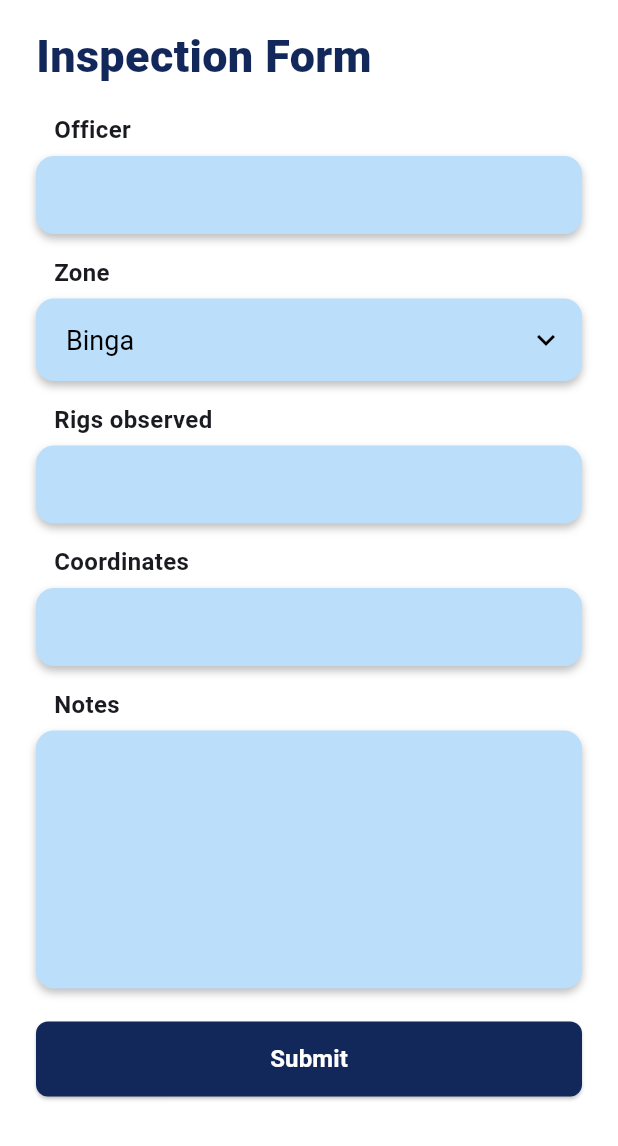
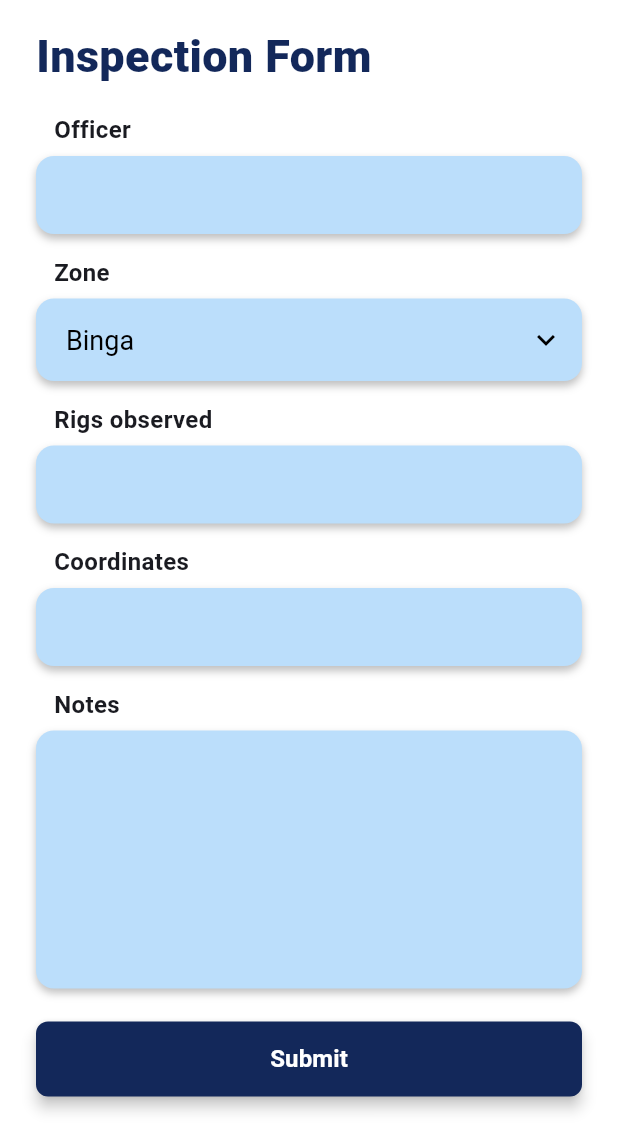
Before and after one commit to vionamkyalo/vespermobile, a Flutter app: the InspectionFormScreen screen opened by its route, on a phone screen of 412 x 824 dp, the part 90-1236 px from its top. Run offline on Flutter 3.47's test engine with Material 3 defaults, Android fonts, the phone set to English and light mode, and no system bars; our stand-ins replace sqflite; accounts and stored records are empty.

Commit message:
resolved pr conflicts

```diff
--- a/lib/app/app.dart
+++ b/lib/app/app.dart
@@ -2,9 +2,7 @@ import 'package:flutter/material.dart';
 
 import '../core/theme/app_theme.dart';
 import 'routes.dart';
-import '../features/forms/inspection_form_screen.dart';
 import '../features/home/home_shell.dart';
-
 
 class VesperApp extends StatelessWidget {
   const VesperApp({super.key});
--- a/lib/core/theme/app_theme.dart
+++ b/lib/core/theme/app_theme.dart
@@ -13,7 +13,6 @@ class AppTheme {
       primary: AppColors.navy,
       secondary: AppColors.cyan,
       surface: AppColors.white,
-
     ),
   );
 }
--- a/lib/core/widgets/buttons.dart
+++ b/lib/core/widgets/buttons.dart
@@ -1,35 +1,55 @@
 import 'package:flutter/material.dart';
-import '../../core/theme/app_colors.dart';
 
-class VesperButton extends StatelessWidget {
-  final String label;
-  final VoidCallback onPressed;
-  final bool isLoading;
-  final bool isSecondary;
+import '../theme/app_colors.dart';
 
-  const VesperButton({
+class PrimaryButton extends StatelessWidget {
+  const PrimaryButton({
     super.key,
     required this.label,
     required this.onPressed,
+    this.busy = false,
     this.isLoading = false,
     this.isSecondary = false,
   });
 
+  final String label;
+  final VoidCallback? onPressed;
+
+  final bool busy;
+
+  final bool isLoading;
+
+  final bool isSecondary;
+
+  bool get _loading => busy || isLoading;
+
   @override
   Widget build(BuildContext context) {
+    final background = isSecondary ? AppColors.sky : AppColors.navy;
+
     return SizedBox(
       width: double.infinity,
       height: 50,
       child: ElevatedButton(
+        onPressed: _loading ? null : onPressed,
         style: ElevatedButton.styleFrom(
-          backgroundColor: isSecondary ? AppColors.sky : AppColors.navy,
+          backgroundColor: background,
+          disabledBackgroundColor: background.withValues(alpha: 0.6),
+          foregroundColor: Colors.white,
+          elevation: 4,
           shape: RoundedRectangleBorder(
             borderRadius: BorderRadius.circular(8),
           ),
         ),
-        onPressed: isLoading ? null : onPressed,
-        child: isLoading
-            ? const CircularProgressIndicator(color: Colors.white)
+        child: _loading
+            ? const SizedBox(
+                height: 20,
+                width: 20,
+                child: CircularProgressIndicator(
+                  strokeWidth: 2,
+                  color: Colors.white,
+                ),
+              )
             : Text(
                 label,
                 style: const TextStyle(
@@ -43,10 +63,12 @@ class VesperButton extends StatelessWidget {
   }
 }
 
-feature/my-reports
-
 class AccentButton extends StatelessWidget {
-  const AccentButton({super.key, required this.label, required this.onPressed});
+  const AccentButton({
+    super.key,
+    required this.label,
+    required this.onPressed,
+  });
 
   final String label;
   final VoidCallback? onPressed;
@@ -60,7 +82,9 @@ class AccentButton extends StatelessWidget {
         foregroundColor: AppColors.navy,
         elevation: 3,
         padding: const EdgeInsets.symmetric(horizontal: 14, vertical: 14),
-        shape: RoundedRectangleBorder(borderRadius: BorderRadius.circular(10)),
+        shape: RoundedRectangleBorder(
+          borderRadius: BorderRadius.circular(10),
+        ),
       ),
       child: Text(
         label,
@@ -69,25 +93,3 @@ class AccentButton extends StatelessWidget {
     );
   }
 }
-class PrimaryButton extends StatelessWidget {
-  final String label;
-  final bool busy;
-  final VoidCallback onPressed;
-
-  const PrimaryButton({
-    super.key,
-    required this.label,
-    this.busy = false,
-    required this.onPressed,
-  });
-
-  @override
-  Widget build(BuildContext context) {
-    return VesperButton(
-      label: label,
-      isLoading: busy,
-      onPressed: onPressed,
-    );
-  }
-}
-develop
--- a/lib/core/widgets/inputs.dart
+++ b/lib/core/widgets/inputs.dart
@@ -1,4 +1,5 @@
 import 'package:flutter/material.dart';
+
 import '../theme/app_colors.dart';
 
 class VesperTextField extends StatelessWidget {
@@ -126,7 +127,7 @@ class VesperDropdown extends StatelessWidget {
     return _FieldShell(
       label: label,
       child: DropdownButtonFormField<String>(
-        value: value,
+        initialValue: value,
         isExpanded: true,
         icon: const Icon(Icons.keyboard_arrow_down, color: Colors.black),
         dropdownColor: AppColors.fieldBlue,
@@ -179,7 +180,11 @@ class FormTypeSelector extends StatelessWidget {
               ),
             ),
             const SizedBox(width: 6),
-            const Icon(Icons.keyboard_arrow_down, color: Colors.white, size: 20),
+            const Icon(
+              Icons.keyboard_arrow_down,
+              color: Colors.white,
+              size: 20,
+            ),
           ],
         ),
       ),
@@ -234,8 +239,6 @@ class _FieldShell extends StatelessWidget {
     );
   }
 }
-feature/my-reports
-
 
 class PillDropdown extends StatelessWidget {
   const PillDropdown({
@@ -282,4 +285,3 @@ class PillDropdown extends StatelessWidget {
     );
   }
 }
-develop
--- a/lib/core/widgets/vesper_logo.dart
+++ b/lib/core/widgets/vesper_logo.dart
@@ -1,5 +1,5 @@
 import 'package:flutter/material.dart';
-import '../theme/app_colors.dart';
+
 
 class VesperLogo extends StatelessWidget {
   const VesperLogo({
@@ -16,30 +16,8 @@ class VesperLogo extends StatelessWidget {
     return Row(
       mainAxisSize: MainAxisSize.min,
       children: [
-        Image.asset(
-          'assets/images/vesper-logo.png',
-          height: height,
-          fit: BoxFit.contain,
-          errorBuilder: (_, _, _) => Text(
-            'Vesper',
-            style: TextStyle(
-              color: AppColors.navy,
-              fontSize: height * 0.6,
-              fontWeight: FontWeight.w700,
-            ),
-          ),
-        ),
-        if (showText) ...[
-          const SizedBox(width: 8),
-          Text(
-            'Vesper',
-            style: TextStyle(
-              color: AppColors.navy,
-              fontSize: height * 0.45,
-              fontWeight: FontWeight.w700,
-            ),
-          ),
-        ],
+        Image.asset('assets/images/vesper-logo.png', height: height),
+        if (showText) ...[const SizedBox(width: 8)],
       ],
     );
   }
--- a/lib/features/forms/inspection_form_screen.dart
+++ b/lib/features/forms/inspection_form_screen.dart
@@ -1,10 +1,10 @@
 import 'package:flutter/material.dart';
 
 import '../../core/theme/app_colors.dart';
-import '../../core/widgets/buttons.dart';
 import '../../core/widgets/inputs.dart';
 import '../../core/widgets/vesper_logo.dart';
 import '../../app/routes.dart';
+import '../../../core/widgets/buttons.dart';
 
 class InspectionFormScreen extends StatefulWidget {
   const InspectionFormScreen({super.key, this.onFormTypeSelected});
@@ -143,7 +143,10 @@ class _InspectionFormScreenState extends State<InspectionFormScreen> {
                   ),
                   VesperField(label: 'Notes', controller: _notes, maxLines: 6),
                   const SizedBox(height: 8),
-                  PrimaryButton(label: 'Submit', onPressed: _submit),
+                  PrimaryButton(
+                    label: 'Submit',
+                    onPressed: () => _submit(),
+                  ),
                 ],
               ),
             ),
```
Also changed, not shown: lib/core/widgets/report_card.dart (+6 -1 lines), lib/features/forms/catch_check_form_screen.dart (+6 -5 lines), lib/features/home/home_shell.dart (+1 -95 lines), lib/features/reports/reports_screen.dart (+6 -9 lines), lib/core/widgets/alert_card.dart (line endings or trailing spaces). Lines whose indentation alone changed are shown as unchanged.
